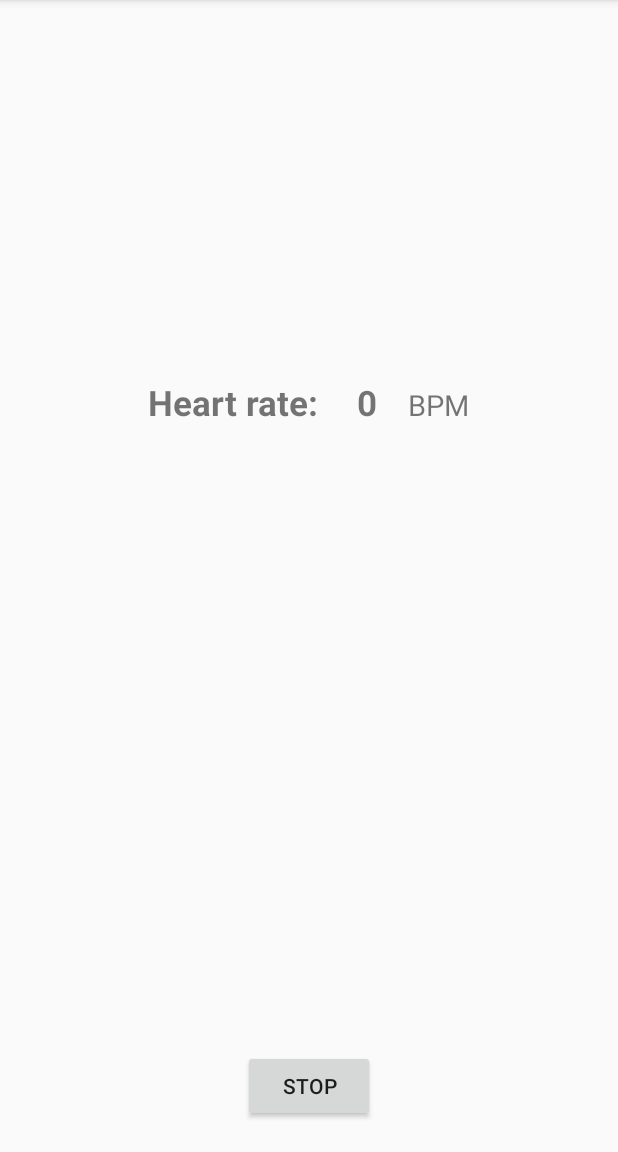
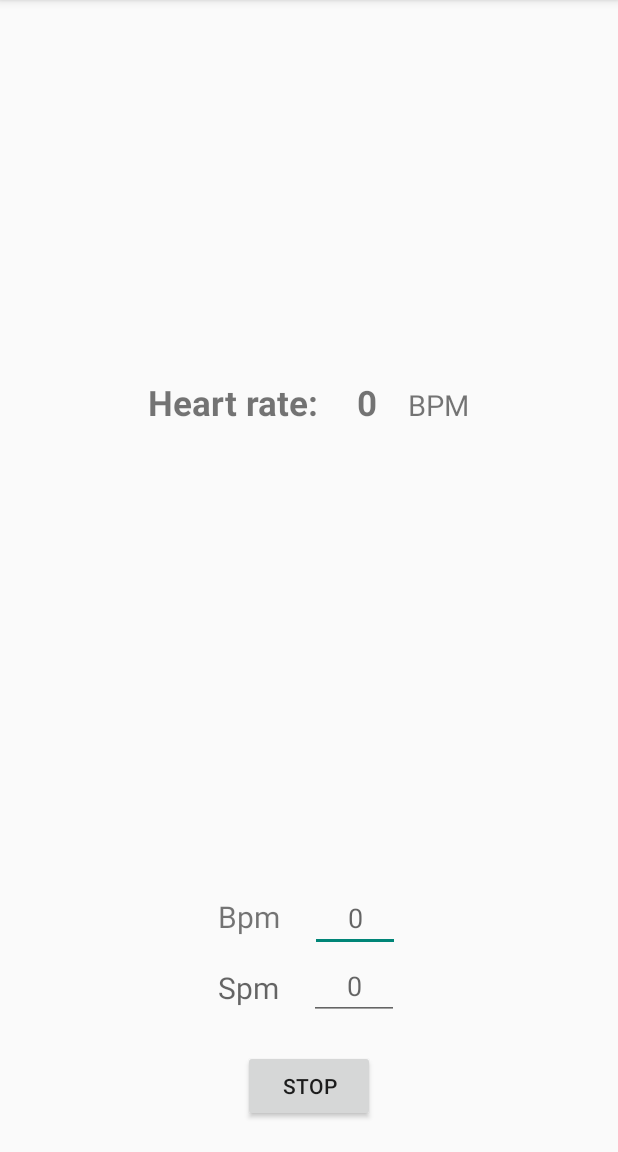
Before and after one commit to LiamNguyen/your-health, an Android app: the layout fragment_ring_wearer_setup.xml on its own in the app's theme, with its tools: preview values and no code run, on a phone screen of 412 x 824 dp, the part 84-1236 px from its top. Run offline under Robolectric (Android 15) with nearby library versions, the phone set to English and light mode, and no system bars.

Commit message:
Provide emulated data for demo

```diff
--- a/app/src/main/java/fi/letsdev/yourhealth/utils/Constants.java
+++ b/app/src/main/java/fi/letsdev/yourhealth/utils/Constants.java
@@ -28,9 +28,9 @@ public class Constants {
 		public static String SERVICE_STATE = "Bluetooth service state";
 	}
 
-	public static Integer BPM_MAX = 150;
+	public static Integer BPM_MAX = 70;
 
-	public static Integer BPM_MIN = 50;
+	public static Integer BPM_MIN = 69;
 
 	public static Integer STEPS_PER_MINUTE_MAX = 250;
 
--- a/app/src/main/res/layout/fragment_ring_wearer_setup.xml
+++ b/app/src/main/res/layout/fragment_ring_wearer_setup.xml
@@ -11,6 +11,15 @@
         android:layout_gravity="center"
         android:layout_centerHorizontal="true"
         android:layout_centerVertical="true"/>
+
+    <Button
+        android:id="@+id/btn_stopAlert"
+        android:layout_width="wrap_content"
+        android:layout_height="wrap_content"
+        android:layout_alignParentBottom="true"
+        android:layout_centerHorizontal="true"
+        android:layout_marginBottom="20dp"
+        android:text="@string/btn_stopAlert"/>
 
     <RelativeLayout
         android:id="@+id/relativeLayout_heartrate"
@@ -53,14 +62,49 @@
 
     </RelativeLayout>
 
-
-    <Button
-        android:id="@+id/btn_stopAlert"
+    <RelativeLayout
         android:layout_width="wrap_content"
         android:layout_height="wrap_content"
-        android:layout_alignParentBottom="true"
+        android:layout_above="@id/btn_stopAlert"
         android:layout_centerHorizontal="true"
-        android:layout_marginBottom="20dp"
-        android:text="@string/btn_stopAlert"/>
+        android:layout_marginBottom="20dp">
+
+        <TextView
+            android:id="@+id/txt_bpm_title"
+            android:layout_width="wrap_content"
+            android:layout_height="wrap_content"
+            android:textSize="20sp"
+            android:text="@string/message_Bpm"/>
+
+        <EditText
+            android:id="@+id/editText_emulate_bpm"
+            android:layout_width="60dp"
+            android:layout_height="wrap_content"
+            android:layout_toEndOf="@id/txt_bpm_title"
+            android:layout_alignBaseline="@id/txt_bpm_title"
+            android:layout_marginStart="20dp"
+            android:textAlignment="center"
+            android:hint="@string/number_zero"/>
+
+        <TextView
+            android:id="@+id/txt_spm_title"
+            android:layout_width="wrap_content"
+            android:layout_height="wrap_content"
+            android:layout_below="@id/txt_bpm_title"
+            android:layout_marginTop="20dp"
+            android:textSize="20sp"
+            android:hint="@string/message_Spm"/>
+
+        <EditText
+            android:id="@+id/editText_emulate_spm"
+            android:layout_width="60dp"
+            android:layout_height="wrap_content"
+            android:layout_toEndOf="@id/txt_spm_title"
+            android:layout_below="@id/editText_emulate_bpm"
+            android:layout_marginStart="20dp"
+            android:textAlignment="center"
+            android:hint="@string/number_zero"/>
+
+    </RelativeLayout>
 
 </RelativeLayout>
--- a/app/src/main/res/values/strings.xml
+++ b/app/src/main/res/values/strings.xml
@@ -22,6 +22,8 @@
     <string name="message_bpm_unit">BPM</string>
     <string name="message_confirm_running">Are you running like hell?</string>
     <string name="message_confirm_exercising">Are you doing gym like a bad ass :P</string>
+    <string name="message_Bpm">Bpm</string>
+    <string name="message_Spm">Spm</string>
 
     <!--NOTIFICATION_TITLES-->
     <string name="notification_title_information">Information</string>
@@ -39,6 +41,7 @@
     <!--MENU ITEM TITLE-->
     <string name="menuItem_rechooseRole">Rechoose role</string>
     <string name="number_ten">10</string>
+    <string name="number_zero">0</string>
 
     <!--PLACEHOLDERS-->
     <string name="placeHolder_patientCode">Patient\'s code</string>
```
Also changed, not shown: app/src/main/java/fi/letsdev/yourhealth/fragments/RingWearerSetupFragment.java (+55 -1 lines), app/src/main/java/fi/letsdev/yourhealth/service/BackgroundService.java (+8 -0 lines), app/src/main/java/fi/letsdev/yourhealth/service/MySignalSensorService.java (+20 -1 lines).
